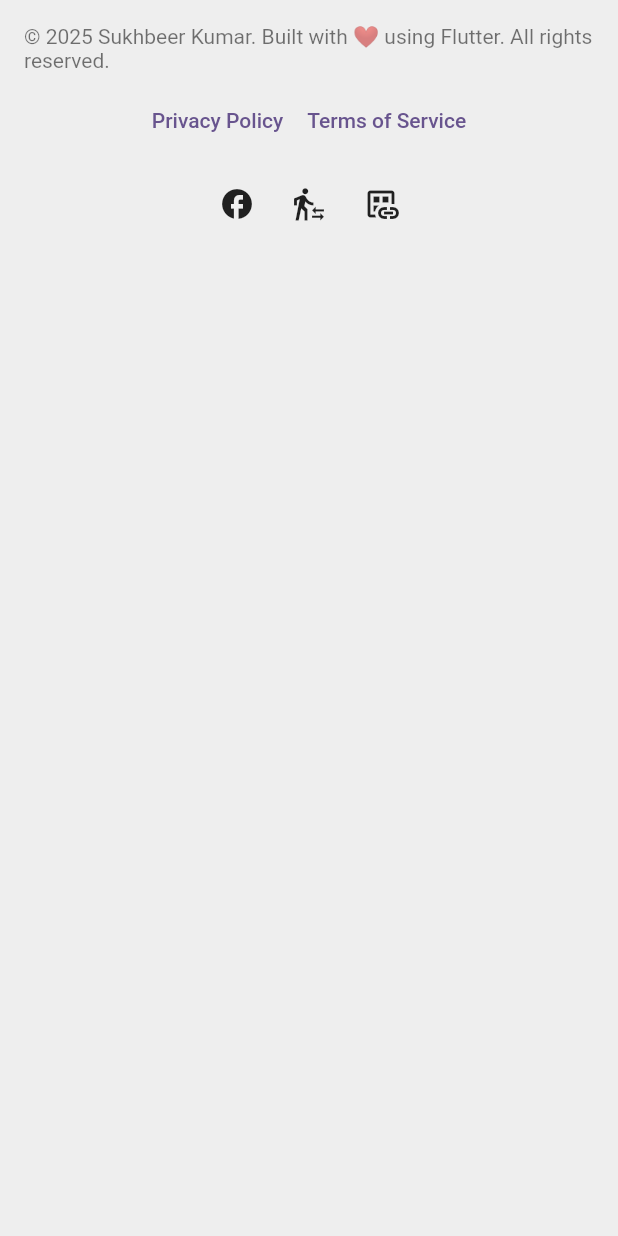
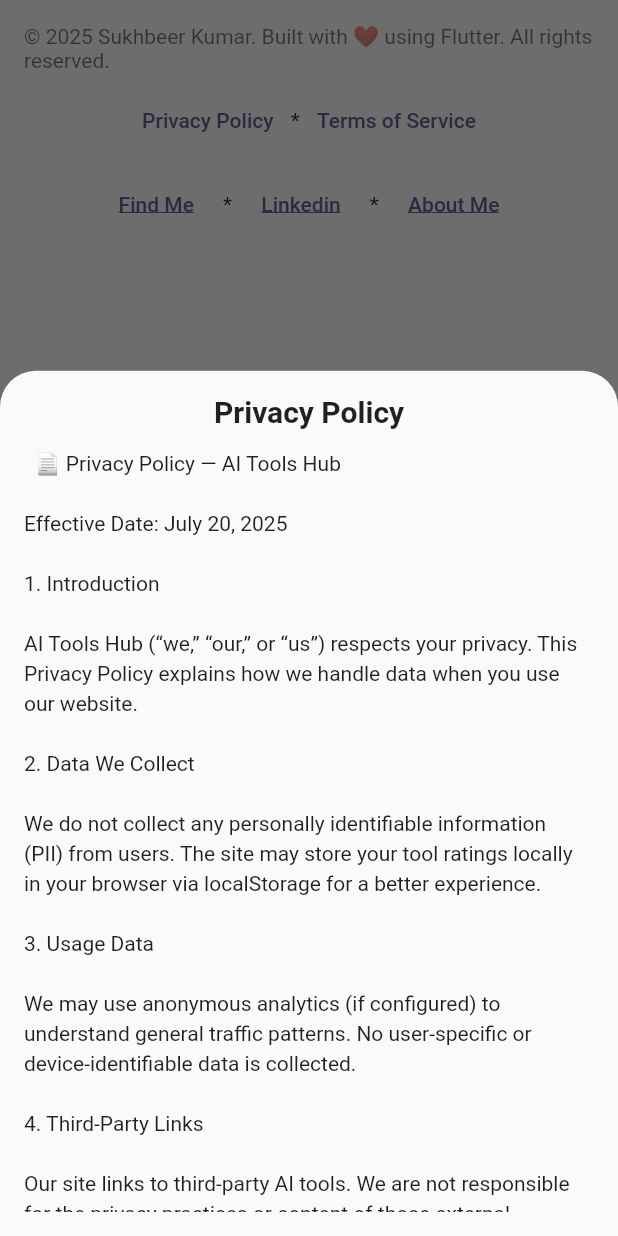
Before and after one commit to sukhkmr19/ai-tools-hub, a Flutter app: the Footer widget shown alone on an empty page, opened directly, after a tap on "Privacy Policy", on a phone screen of 412 x 824 dp. Run offline on Flutter 3.47's test engine with Material 3 defaults, Android fonts, the phone set to English and light mode, and no system bars; our stand-ins replace flutter_rating_bar, sqflite_common_ffi, sqflite_common_ffi_web; accounts and stored records are empty.

Commit message:
terms-privacy-branding

```diff
--- a/lib/main.dart
+++ b/lib/main.dart
@@ -1,11 +1,10 @@
 import 'package:flutter/foundation.dart';
 import 'package:flutter/material.dart';
+import 'package:flutter_rating_bar/flutter_rating_bar.dart';
+import 'package:path/path.dart';
 import 'package:sqflite_common_ffi/sqflite_ffi.dart';
 import 'package:sqflite_common_ffi_web/sqflite_ffi_web.dart';
 import 'package:url_launcher/url_launcher.dart';
-import 'package:flutter_rating_bar/flutter_rating_bar.dart';
-import 'package:sqflite/sqflite.dart';
-import 'package:path/path.dart';
 
 void main() {
   if (kIsWeb) {
@@ -71,7 +70,7 @@
   final TextEditingController _searchController = TextEditingController();
   String _searchQuery = '';
   final Map<String, int> _ratings = {};
-  bool _isGridView = false; // Toggle for list/grid view
+  final bool _isGridView = false; // Toggle for list/grid view
 
   void _sortTools(List<Tool> tools) {
     switch (_selectedSortOption) {
@@ -700,8 +699,6 @@
                       child: Column(
                         crossAxisAlignment: CrossAxisAlignment.stretch,
                         children: [
-                          /// 🔽 Sort Dropdown
-
                           /// 🧠 Header Description
                           Padding(
                             padding: const EdgeInsets.symmetric(
@@ -713,7 +710,9 @@
                                 Flexible(
                                   child: Text(
                                     'Explore a variety of AI tools to enhance your productivity and creativity.',
-                                    style: Theme.of(context).textTheme.titleLarge,
+                                    style: Theme.of(
+                                      context,
+                                    ).textTheme.titleLarge,
                                     textAlign: TextAlign.justify,
                                   ),
                                 ),
@@ -847,6 +846,82 @@
 }
 
 class Footer extends StatelessWidget {
+  final String _privacyText = '''
+  📄 Privacy Policy — AI Tools Hub
+
+Effective Date: July 20, 2025
+
+1. Introduction
+
+AI Tools Hub (“we,” “our,” or “us”) respects your privacy. This Privacy Policy explains how we handle data when you use our website.
+
+2. Data We Collect
+
+We do not collect any personally identifiable information (PII) from users. The site may store your tool ratings locally in your browser via localStorage for a better experience.
+
+3. Usage Data
+
+We may use anonymous analytics (if configured) to understand general traffic patterns. No user-specific or device-identifiable data is collected.
+
+4. Third-Party Links
+
+Our site links to third-party AI tools. We are not responsible for the privacy practices or content of those external websites.
+
+5. Cookies and Tracking
+
+We do not use cookies or session tracking services.
+
+6. Children’s Privacy
+
+Our site is not intended for users under the age of 13. We do not knowingly collect data from children.
+
+7. Changes to This Policy
+
+We may update this policy from time to time. Updates will be posted with the “Effective Date” above.
+
+8. Contact
+
+For questions or concerns, email us at: sukhbeer@sukhbeer.com''';
+
+  final String _termsText = '''
+  📜 Terms of Use — AI Tools Hub
+
+Effective Date: July 20, 2025
+
+1. Acceptance of Terms
+
+By using this website, you agree to these Terms of Use. If you disagree with any part, please discontinue use.
+
+2. Use of the Website
+
+You may browse, search, and interact with tools listed on the site for personal or research purposes. Commercial usage of the platform or content scraping is strictly prohibited.
+
+3. Intellectual Property
+
+All site content (excluding third-party tool logos, names, and descriptions) is the property of AI Tools Hub and may not be repurposed without permission.
+
+4. Third-Party Tools
+
+We do not own, control, or take responsibility for the tools listed. All trademarks, tool names, and links belong to their respective owners.
+
+5. Availability
+
+The website is offered “as-is” and “as available,” with no guarantees of uptime or uninterrupted access.
+
+6. Limitation of Liability
+
+We shall not be liable for any direct or indirect damages resulting from use of third-party tools listed on this site.
+
+7. Changes to Terms
+
+We reserve the right to modify these terms. Continued use of the site constitutes acceptance of the latest version.
+
+8. Governing Law
+
+These terms are governed by the laws of your local jurisdiction unless otherwise stated.''';
+
+  const Footer({super.key});
+
   @override
   Widget build(BuildContext context) {
     return Container(
@@ -855,7 +930,7 @@
       child: Column(
         children: [
           Text(
-      '© 2025 Sukhbeer Kumar. Built with ❤️ using Flutter. All rights reserved.',
+            '© 2025 Sukhbeer Kumar. Built with ❤️ using Flutter. All rights reserved.',
             style: TextStyle(color: Colors.black54),
           ),
           const SizedBox(height: 8),
@@ -864,13 +939,14 @@
             children: [
               TextButton(
                 onPressed: () {
-                  // Add your privacy policy link here
+                  _showBottomSheet(context, 'Privacy Policy', _privacyText);
                 },
                 child: Text('Privacy Policy'),
               ),
+              Text(" * "),
               TextButton(
                 onPressed: () {
-                  // Add your terms of service link here
+                  _showBottomSheet(context, 'Terms of Use', _termsText);
                 },
                 child: Text('Terms of Service'),
               ),
@@ -881,27 +957,89 @@
           Row(
             mainAxisAlignment: MainAxisAlignment.center,
             children: [
-              IconButton(
-                icon: Icon(Icons.facebook),
-                onPressed: () {
-                  // Add your Facebook link here
+              TextButton(
+                onPressed: () async {
+                  final url = Uri.parse("https://identiq.biz/sukhbeer");
+                  if (await canLaunchUrl(url)) {
+                    await launchUrl(url, mode: LaunchMode.externalApplication);
+                  }
                 },
+                child: Padding(
+                  padding: const EdgeInsets.all(8.0),
+                  child: Text("Find Me",style: TextStyle(decoration: TextDecoration.underline),),
+                ),
               ),
-              IconButton(
-                icon: Icon(Icons.transfer_within_a_station),
-                onPressed: () {
-                  // Add your Twitter link here
+              Text(" * "),
+              TextButton(
+                onPressed: () async {
+                  final url = Uri.parse(
+                    "https://www.linkedin.com/in/sukhkmr19",
+                  );
+                  if (await canLaunchUrl(url)) {
+                    await launchUrl(url, mode: LaunchMode.externalApplication);
+                  }
                 },
+                child: Padding(
+                  padding: const EdgeInsets.all(8.0),
+                  child: Text("Linkedin",style: TextStyle(decoration: TextDecoration.underline),),
+                ),
               ),
-              IconButton(
-                icon: Icon(Icons.dataset_linked_outlined),
-                onPressed: () {
-                  // Add your LinkedIn link here
+              Text(" * "),
+              TextButton(
+                onPressed: () async {
+                  final url = Uri.parse("https://about.me/sukhbeer");
+                  if (await canLaunchUrl(url)) {
+                    await launchUrl(url, mode: LaunchMode.externalApplication);
+                  }
                 },
+                child: Padding(
+                  padding: const EdgeInsets.all(8.0),
+                  child: Text("About Me",style: TextStyle(decoration: TextDecoration.underline),),
+                ),
               ),
             ],
           ),
         ],
+      ),
+    );
+  }
+
+  void _showBottomSheet(BuildContext context, String title, String content) {
+    showModalBottomSheet(
+      context: context,
+      isScrollControlled: true,
+      shape: const RoundedRectangleBorder(
+        borderRadius: BorderRadius.vertical(top: Radius.circular(24)),
+      ),
+      builder: (context) => DraggableScrollableSheet(
+        expand: false,
+        initialChildSize: 0.7,
+        minChildSize: 0.4,
+        maxChildSize: 0.95,
+        builder: (_, controller) => Padding(
+          padding: const EdgeInsets.all(16.0),
+          child: Column(
+            children: [
+              Text(
+                title,
+                style: const TextStyle(
+                  fontSize: 20,
+                  fontWeight: FontWeight.bold,
+                ),
+              ),
+              const SizedBox(height: 12),
+              Expanded(
+                child: SingleChildScrollView(
+                  controller: controller,
+                  child: SelectableText(
+                    content,
+                    style: const TextStyle(fontSize: 14, height: 1.4),
+                  ),
+                ),
+              ),
+            ],
+          ),
+        ),
       ),
     );
   }
```
